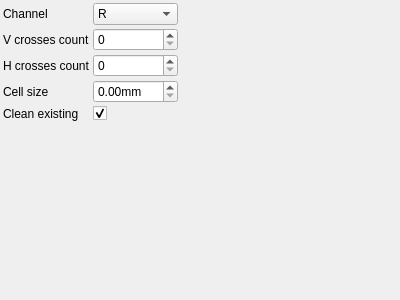
Before: the Qt Designer form utils/corestructs/coreWidgets/checkerboardDetectionParametersControlWidget.ui in NickPenkrat/corecvs, drawn with Qt 5.
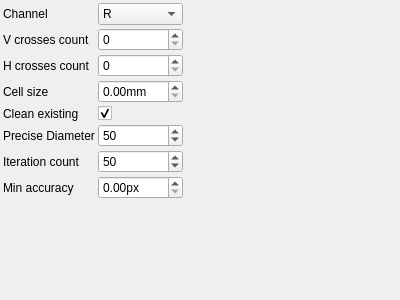
After: the same form once the commit is applied. Icons and pictures are not drawn.

```diff
--- a/utils/corestructs/coreWidgets/checkerboardDetectionParametersControlWidget.ui
+++ b/utils/corestructs/coreWidgets/checkerboardDetectionParametersControlWidget.ui
@@ -159,7 +159,76 @@
        </property>
      </widget>
     </item>
-   <item row="5" column="0">
+    <item row="5" column="0">
+     <widget class="QLabel" name="label_5">
+       <property name="text">
+         <string>Precise Diameter</string>
+       </property>
+     </widget>
+    </item>
+    <item row="5" column="1">
+     <widget class="QSpinBox" name="preciseDiameterSpinBox">
+       <property name="toolTip">
+         <string>Precise Diameter</string>
+       </property>
+       <property name="minimum">
+        <number>0</number>
+       </property>
+       <property name="maximum">
+        <number>999999</number>
+       </property>
+       <property name="singleStep">
+        <number>1</number>
+       </property>
+       <property name="value">
+        <number>50</number>
+       </property>
+     </widget>
+    </item>
+    <item row="6" column="0">
+     <widget class="QLabel" name="label_6">
+       <property name="text">
+         <string>Iteration count</string>
+       </property>
+     </widget>
+    </item>
+    <item row="6" column="1">
+     <widget class="QSpinBox" name="iterationCountSpinBox">
+       <property name="toolTip">
+         <string>Iteration count</string>
+       </property>
+       <property name="minimum">
+        <number>1</number>
+       </property>
+       <property name="maximum">
+        <number>999999</number>
+       </property>
+       <property name="singleStep">
+        <number>1</number>
+       </property>
+       <property name="value">
+        <number>50</number>
+       </property>
+     </widget>
+    </item>
+    <item row="7" column="0">
+     <widget class="QLabel" name="label_7">
+       <property name="text">
+         <string>Min accuracy</string>
+       </property>
+     </widget>
+    </item>
+    <item row="7" column="1">
+     <widget class="QDoubleSpinBox" name="minAccuracySpinBox">
+       <property name="toolTip">
+         <string>Min accuracy</string>
+       </property>
+       <property name="suffix">
+        <string>px</string>
+       </property>
+     </widget>
+    </item>
+   <item row="8" column="0">
     <spacer name="verticalSpacer">
      <property name="orientation">
       <enum>Qt::Vertical</enum>
@@ -172,7 +241,7 @@
      </property>
     </spacer>
    </item>
-   <item row="5" column="2">
+   <item row="8" column="2">
     <spacer name="horizontalSpacer">
      <property name="orientation">
       <enum>Qt::Horizontal</enum>
```
Left out of the diff: 18 changed lines with no effect on the pictures.
